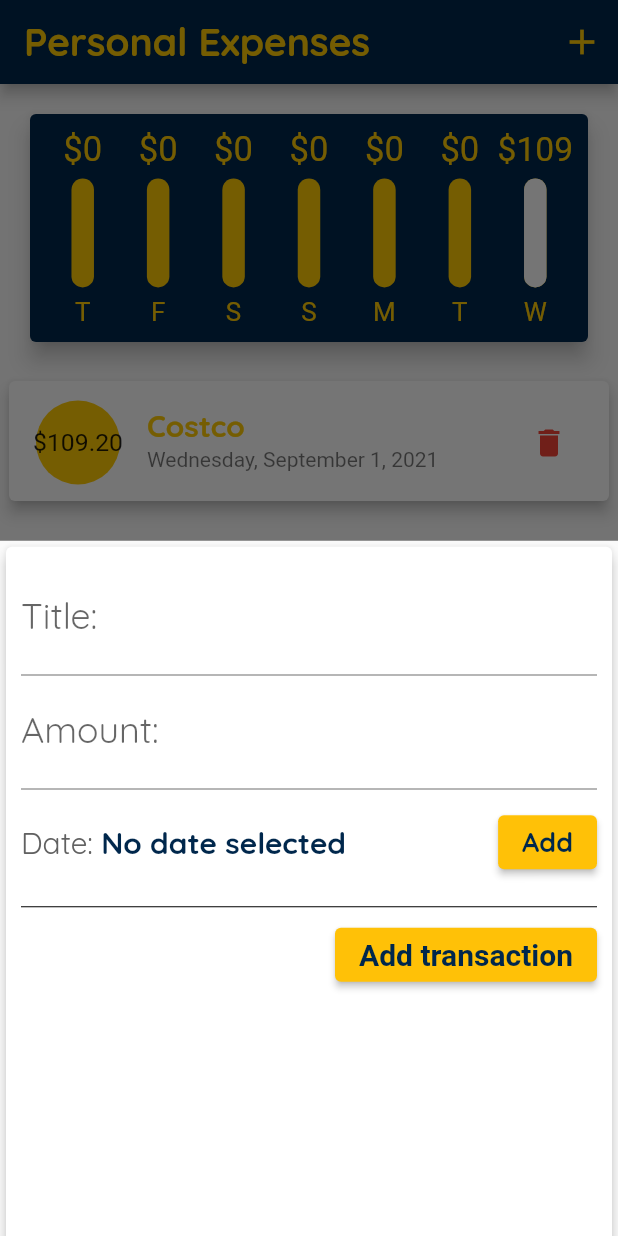
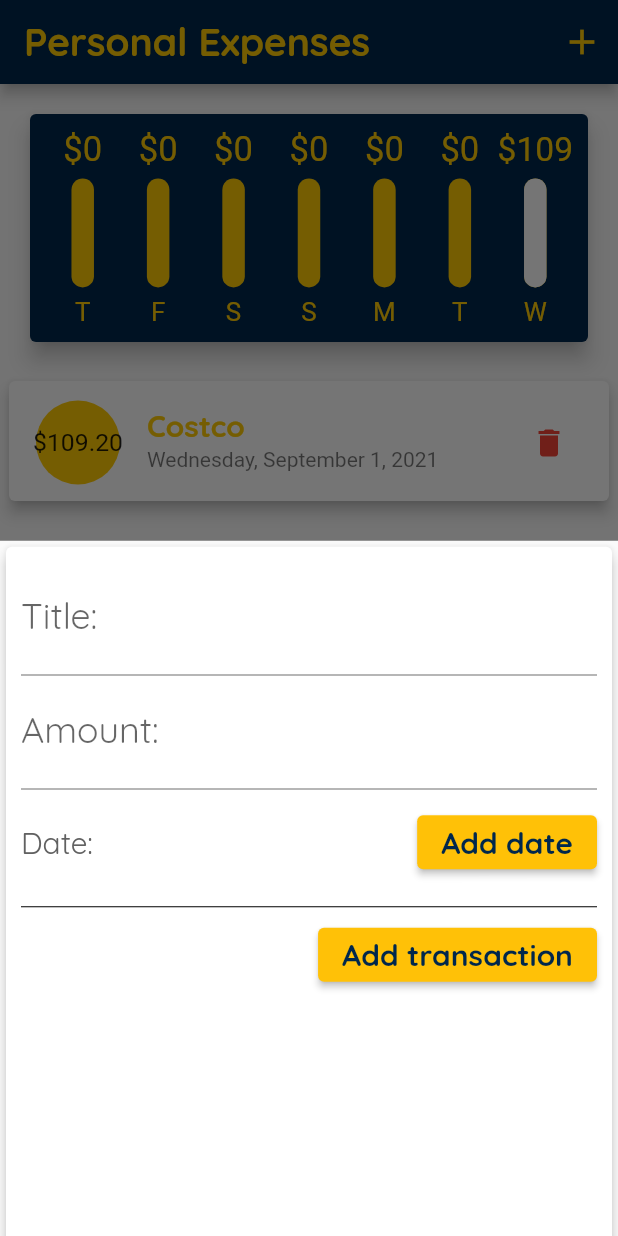
Before and after one commit to cravenbrave/Personal_Expenses_App_Flutter, a Flutter app: the screen it shows after launch, after a tap on the "add" icon, on a phone screen of 412 x 824 dp. Run offline on Flutter 3.47's test engine with Material 2 defaults, Android fonts, the phone set to English and light mode, and no system bars.

Commit message:
Polish layout: cupertino

```diff
--- a/lib/main.dart
+++ b/lib/main.dart
@@ -1,3 +1,5 @@
+import 'dart:io';
+
 import 'package:flutter/cupertino.dart';
 import 'package:flutter/material.dart';
 import 'package:flutter/services.dart';
@@ -45,8 +47,8 @@ class MyApp extends StatelessWidget {
                 color: umYellow,
               ),
         ),
-        colorScheme: ColorScheme.fromSwatch(primarySwatch: Colors.amber)
-            .copyWith(secondary: umBlue),
+        colorScheme:
+            ColorScheme.fromSwatch(primarySwatch: Colors.amber).copyWith(secondary: umBlue),
       ),
       home: MyHomePage(title: 'Flutter Demo Home Page'),
     );
@@ -93,10 +95,8 @@ class _MyHomePageState extends State<MyHomePage> {
     }).toList();
   }
 
-  void _addNewTrans(
-      String transTitle, double transAmount, DateTime chosenDate) {
-    final newTrans =
-        Transactions(_trans.length, transTitle, transAmount, chosenDate);
+  void _addNewTrans(String transTitle, double transAmount, DateTime chosenDate) {
+    final newTrans = Transactions(_trans.length, transTitle, transAmount, chosenDate);
 
     setState(() {
       _trans.add(newTrans);
@@ -131,11 +131,43 @@ class _MyHomePageState extends State<MyHomePage> {
 
   @override
   Widget build(BuildContext context) {
+    //short cut for using MediaQuery.of(context)
+    MediaQueryData queryData = MediaQuery.of(context);
     //show how to know the mobile's orientation
-    bool _isLandscape =
-        MediaQuery.of(context).orientation == Orientation.landscape;
+    bool _isLandscape = MediaQuery.of(context).orientation == Orientation.landscape;
 
-    final appBar = AppBar(
+    //customized appBar based on platform
+    //In order to use preferredSize method
+    //first cast everything in the ternary expression as PreferredSizeWidget,
+    // then cast the appBar as ObstructingPreferredSizeWidget in the navigationBar section.
+    final PreferredSizeWidget appBar = (Platform.isIOS
+        ? CupertinoNavigationBar(
+            // padding: EdgeInsetsDirectional.only(bottom: MediaQuery.of(context).size.height * 0.05),
+            backgroundColor: umBlue,
+            middle: Text(
+              'Personal Expenses',
+              textAlign: TextAlign.right,
+              style: TextStyle(
+                fontFamily: 'OpenSans',
+                color: umYellow,
+                fontWeight: FontWeight.bold,
+                fontSize: 26.0,
+              ),
+            ),
+            //because cupertino app bar doesnt have actions
+            //so we create it by ourself by adding GestureDetector
+            trailing: Row(
+              //use this to set the appBar size as small as it needs
+              mainAxisSize: MainAxisSize.min,
+              children: [
+                GestureDetector(
+                  onTap: () => _startAddNewTrans(context),
+                  child: Icon(CupertinoIcons.add, color: umYellow),
+                )
+              ],
+            ),
+          )
+        : AppBar(
             title: Text(
               'Personal Expenses',
               textAlign: TextAlign.right,
@@ -154,7 +186,7 @@ class _MyHomePageState extends State<MyHomePage> {
                     size: 28.0,
                   )),
             ],
-    );
+          )) as PreferredSizeWidget;
 
     Widget _transList() {
       return Container(
@@ -178,19 +210,10 @@ class _MyHomePageState extends State<MyHomePage> {
           child: Chart(_recentTrans));
     }
 
-    return Scaffold(
-      appBar: appBar,
-      //used to change the float button location
-      floatingActionButtonLocation: FloatingActionButtonLocation.centerDocked,
-      floatingActionButton: FloatingActionButton(
-        child: Icon(
-          Icons.add,
-          color: umYellow,
-          size: 30,
-        ),
-        onPressed: () => _startAddNewTrans(context),
-      ),
-      body: SingleChildScrollView(
+    //SafeArea: simple make sure that everything is positioned within the boundaries or move down/up
+    // to make sure all the widget in the safeArea is presented on the screen.
+    final _pageBody = SafeArea(
+      child: SingleChildScrollView(
         // Single scroll view fixes the out of screen bound error
         child: Column(
           // mainAxisAlignment: MainAxisAlignment.start,
@@ -208,7 +231,9 @@ class _MyHomePageState extends State<MyHomePage> {
                     style: TextStyle(
                         fontFamily: 'QuickSand',
                         color: umBlue,
-                        fontSize: 24),
+                        fontSize: 24,
+                        //used to remove the double yellow line without cupertino material scaffold
+                        decoration: TextDecoration.none),
                   ),
                   Switch.adaptive(
                       value: _showChart,
@@ -219,7 +244,7 @@ class _MyHomePageState extends State<MyHomePage> {
                 ],
               ),
             if (_isLandscape)
-              //showChart == true, show the chart only
+              //when showChart == true, show the chart only
               _showChart ? _chartBar(0.7) : _transList(),
             // Card(
             //   child: Container(
@@ -236,7 +261,34 @@ class _MyHomePageState extends State<MyHomePage> {
             if (!_isLandscape) _transList(),
           ],
         ),
-      ), // This trailing comma makes auto-formatting nicer for build methods.
+      ),
+    );
+
+    //customized appBar based on platform
+    return Platform.isIOS
+        ? CupertinoPageScaffold(
+            //the same as Scaffold(body)
+            child: _pageBody,
+            //the same as Scaffold(appBar), in order to use preferredSize method
+            //first cast everything in the ternary expression as PreferredSizeWidget,
+            // then cast the appBar as ObstructingPreferredSizeWidget in the navigationBar section.
+            navigationBar: appBar as ObstructingPreferredSizeWidget,
+          )
+        : Scaffold(
+            appBar: appBar,
+            //used to change the float button location
+            floatingActionButtonLocation: FloatingActionButtonLocation.centerDocked,
+            floatingActionButton: Platform.isIOS
+                ? null
+                : FloatingActionButton(
+                    child: Icon(
+                      Icons.add,
+                      color: umYellow,
+                      size: 30,
+                    ),
+                    onPressed: () => _startAddNewTrans(context),
+                  ),
+            body: _pageBody, // This trailing comma makes auto-formatting nicer for build methods.
           );
   }
 }
--- /dev/null
+++ b/lib/widgets/adaptive_flat_button.dart
@@ -0,0 +1,39 @@
+import 'dart:io';
+
+import 'package:flutter/cupertino.dart';
+import 'package:flutter/material.dart';
+
+class AdaptiveFlatButton extends StatelessWidget {
+  final String buttonName;
+  final VoidCallback onTapped;
+
+  AdaptiveFlatButton(this.buttonName, this.onTapped);
+
+  @override
+  Widget build(BuildContext context) {
+    return Platform.isIOS
+        ? CupertinoButton(
+            child: Text(
+              buttonName,
+              style: TextStyle(
+                fontWeight: FontWeight.bold,
+                color: Color.fromRGBO(0, 39, 76, 1),
+                fontSize: 20.0,
+                fontFamily: 'Quicksand',
+              ),
+            ),
+            onPressed: onTapped)
+        : ElevatedButton(
+            onPressed: onTapped,
+            child: Text(
+              buttonName,
+              style: TextStyle(
+                fontWeight: FontWeight.bold,
+                color: Color.fromRGBO(0, 39, 76, 1),
+                fontSize: 20.0,
+                fontFamily: 'Quicksand',
+              ),
+            ),
+          );
+  }
+}
--- a/lib/widgets/new_transactions.dart
+++ b/lib/widgets/new_transactions.dart
@@ -1,6 +1,9 @@
+import 'dart:io';
+
 import 'package:intl/intl.dart';
 import 'package:flutter/cupertino.dart';
 import 'package:flutter/material.dart';
+import 'package:personal_expenses_app/widgets/adaptive_flat_button.dart';
 
 class NewTransaction extends StatefulWidget {
   final Function addNewTrans;
@@ -26,9 +29,7 @@ class _NewTransactionState extends State<NewTransaction> {
     final inputAmount = double.parse(_amountController.text);
 
     //if any content is wrong, return nothing as well
-    if (inputTitle.isEmpty ||
-        inputAmount <= 0 ||
-        _selectedDate == DateTime.utc(2000)) {
+    if (inputTitle.isEmpty || inputAmount <= 0 || _selectedDate == DateTime.utc(2000)) {
       return;
     }
 
@@ -51,10 +52,11 @@ class _NewTransactionState extends State<NewTransaction> {
         .then((pickedDate) {
       if (pickedDate == null) {
         return;
-      }
+      } else {
         setState(() {
           _selectedDate = pickedDate;
         });
+      }
         });
   }
 
@@ -64,7 +66,8 @@ class _NewTransactionState extends State<NewTransaction> {
       child: Card(
         elevation: 4.0,
         child: Container(
-          padding: EdgeInsets.only(left: 10, top: 10, right: 10, bottom: MediaQuery.of(context).viewInsets.bottom + 10),
+          padding: EdgeInsets.only(
+              left: 10, top: 10, right: 10, bottom: MediaQuery.of(context).viewInsets.bottom + 10),
           child: Column(
             crossAxisAlignment: CrossAxisAlignment.end,
             children: [
@@ -104,20 +107,10 @@ class _NewTransactionState extends State<NewTransaction> {
                         fontFamily: 'Quicksand',
                       ),
                     ),
-                    _selectedDate == DateTime.utc(2000)
-                        ? Text(
-                            'No date selected',
-                            style: TextStyle(
-                              fontWeight: FontWeight.bold,
-                              color: Color.fromRGBO(0, 39, 76, 1),
-                              fontSize: 20.0,
-                              fontFamily: 'Quicksand',
-                            ),
-                          )
-                        : Text(
+                    if (_selectedDate != DateTime.utc(2000))
+                      Text(
                         DateFormat.yMMMMEEEEd().format(_selectedDate),
                         style: TextStyle(
-                              fontWeight: FontWeight.bold,
                           color: Color.fromRGBO(0, 39, 76, 1),
                           fontSize: 20.0,
                           fontFamily: 'Quicksand',
@@ -126,18 +119,7 @@ class _NewTransactionState extends State<NewTransaction> {
                     Expanded(
                       child: SizedBox(),
                     ),
-                    ElevatedButton(
-                      onPressed: _datePicker,
-                      child: Text(
-                        'Add',
-                        style: TextStyle(
-                          fontWeight: FontWeight.bold,
-                          color: Color.fromRGBO(0, 39, 76, 1),
-                          fontSize: 18.0,
-                          fontFamily: 'Quicksand',
-                        ),
-                      ),
-                    )
+                    AdaptiveFlatButton('Add date', _datePicker),
                   ],
                 ),
               ),
@@ -149,6 +131,7 @@ class _NewTransactionState extends State<NewTransaction> {
                 child: Text(
                   'Add transaction',
                   style: TextStyle(
+                      fontFamily: 'QuickSand',
                       fontWeight: FontWeight.bold,
                       fontSize: 20.0,
                       color: Color.fromRGBO(0, 39, 76, 1)),
```
Lines whose indentation alone changed are shown as unchanged.
